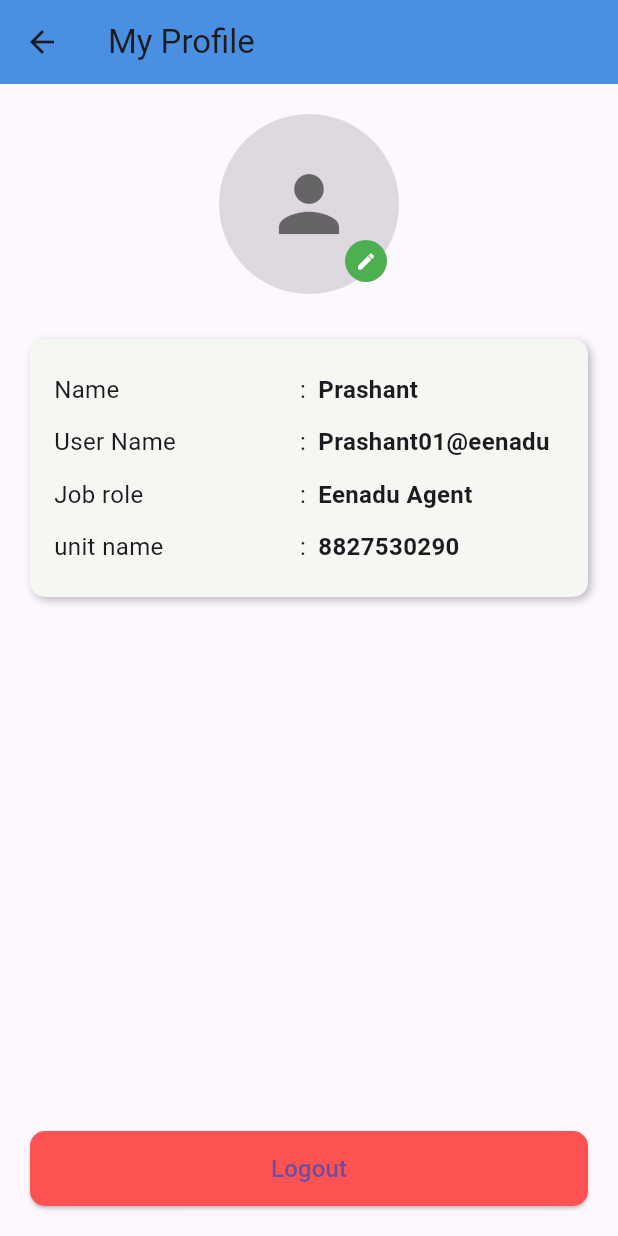
After one commit to ShriKrishna21/salesrep, a Flutter app: the AgentLogout screen opened directly, after a tap on "Logout", on a phone screen of 412 x 824 dp. The commit adds this screen. Run offline on Flutter 3.47's test engine with Material 3 defaults, Android fonts, the light colour scheme and no system bars; our stand-ins replace shared_preferences; accounts and stored records are empty; network calls fail.

Commit message:
sales repppppppppppppppppppppppppp

```diff
--- /dev/null
+++ b/lib/agent_logout.dart
@@ -0,0 +1,168 @@
+import 'dart:convert';
+import 'package:salesrep/loginscreen.dart';
+
+import 'agent_logout_model.dart';
+import 'package:flutter/material.dart';
+import 'package:shared_preferences/shared_preferences.dart';
+import 'package:http/http.dart' as http;
+
+class AgentLogout extends StatefulWidget {
+  const AgentLogout({super.key});
+
+  @override
+  State<AgentLogout> createState() => _AgentLogoutState();
+}
+
+class _AgentLogoutState extends State<AgentLogout> {
+  String unitname = "";
+  String jobrole = '';
+  String userid = "";
+  agentlogout? logoutt;
+  Future<void> agentLogout() async {
+    final SharedPreferences prefs = await SharedPreferences.getInstance();
+    final String? apiKey = await prefs.getString('apikey');
+    print(" nnnnnnnnnnnnnnnnnnnnnnnn${apiKey}");
+    try {
+      const url = 'http://10.100.13.138:8099/token_validation';
+      final respond = await http.post(
+        Uri.parse(url),
+        headers: {
+          'Content-Type': 'application/json', // Required for JSON-RPC requests
+        },
+        body: jsonEncode({
+          "params": {
+            "token": apiKey.toString(),
+          }
+        }),
+      );
+      if (respond.statusCode == 200) {
+        final jsonResponse = jsonDecode(respond.body) as Map<String, dynamic>;
+        setState(() {
+          logoutt = agentlogout.fromJson(jsonResponse);
+        });
+
+        print(" hashhhhhhhhhhhhhhhhhhhhhhhhhhhhhh${respond.statusCode}");
+      }
+      if(logoutt!.result!.code == "200"){
+        Navigator.pushReplacement(context, MaterialPageRoute(builder: (context) => Loginscreen(),));
+
+        print("sucessssssssssssssssssssssssssssssssssssssssssssssssssssssssssssssss");
+      }
+      else {
+          ScaffoldMessenger.of(context).showSnackBar(
+            const SnackBar(content: Text("Log out failed")),
+          );
+        }
+    } catch (error) {
+      print("something went wrong : $error");
+    }
+  }
+
+  @override
+  Widget build(BuildContext context) {
+    return Scaffold(
+      backgroundColor: Color(0xFFFDF7FF),
+      appBar: AppBar(
+        backgroundColor: Color(0xFF4A90E2),
+        title: Text('My Profile'),
+        leading: IconButton(
+          icon: Icon(Icons.arrow_back),
+          onPressed: () {},
+        ),
+      ),
+      body: Column(
+        children: [
+          SizedBox(height: 20),
+          Stack(
+            alignment: Alignment.bottomRight,
+            children: [
+              CircleAvatar(
+                radius: 60,
+                backgroundColor: Colors.black12,
+                child: Icon(Icons.person, size: 60, color: Colors.black54),
+              ),
+              Positioned(
+                bottom: 8,
+                right: 8,
+                child: CircleAvatar(
+                  backgroundColor: Colors.green,
+                  radius: 14,
+                  child: Icon(Icons.edit, color: Colors.white, size: 14),
+                ),
+              ),
+            ],
+          ),
+          SizedBox(height: 30),
+          Container(
+            margin: EdgeInsets.symmetric(horizontal: 20),
+            padding: EdgeInsets.all(16),
+            decoration: BoxDecoration(
+              color: Color(0xFFF4F7F2),
+              borderRadius: BorderRadius.circular(10),
+              boxShadow: [
+                BoxShadow(
+                  color: Colors.black26,
+                  offset: Offset(2, 2),
+                  blurRadius: 4,
+                ),
+              ],
+            ),
+            child: Column(
+              crossAxisAlignment: CrossAxisAlignment.start,
+              children: [
+                profileItem("Name", "Prashant"),
+                profileItem("User Name", "Prashant01@eenadu"),
+                profileItem("Job role", "Eenadu Agent"),
+                profileItem("unit name", "8827530290"),
+              ],
+            ),
+          ),
+          Spacer(),
+          Padding(
+            padding: const EdgeInsets.all(20.0),
+            child: SizedBox(
+              width: double.infinity,
+              height: 50,
+              child: ElevatedButton(
+                onPressed: () {
+                  agentLogout();
+
+                },
+                style: ElevatedButton.styleFrom(
+                  backgroundColor: Colors.redAccent,
+                  shape: RoundedRectangleBorder(
+                    borderRadius: BorderRadius.circular(10),
+                  ),
+                ),
+                child: Text(
+                  'Logout',
+                  style: TextStyle(fontSize: 16),
+                ),
+              ),
+            ),
+          )
+        ],
+      ),
+    );
+  }
+
+  Widget profileItem(String title, String value) {
+    return Padding(
+      padding: const EdgeInsets.symmetric(vertical: 6.0),
+      child: Row(
+        children: [
+          Expanded(child: Text("$title", style: TextStyle(fontSize: 16))),
+          Text(":", style: TextStyle(fontSize: 16)),
+          SizedBox(width: 8),
+          Expanded(
+            child: Text(
+              value,
+              style: TextStyle(fontSize: 16, fontWeight: FontWeight.bold),
+              overflow: TextOverflow.ellipsis,
+            ),
+          ),
+        ],
+      ),
+    );
+  }
+}
--- /dev/null
+++ b/lib/agent_logout_model.dart
@@ -0,0 +1,75 @@
+class agentlogout {
+  String? jsonrpc;
+  Null? id;
+  Result? result;
+
+  agentlogout({this.jsonrpc, this.id, this.result});
+
+  agentlogout.fromJson(Map<String, dynamic> json) {
+    jsonrpc = json['jsonrpc'];
+    id = json['id'];
+    result =
+        json['result'] != null ? new Result.fromJson(json['result']) : null;
+  }
+
+  Map<String, dynamic> toJson() {
+    final Map<String, dynamic> data = new Map<String, dynamic>();
+    data['jsonrpc'] = this.jsonrpc;
+    data['id'] = this.id;
+    if (this.result != null) {
+      data['result'] = this.result!.toJson();
+    }
+    return data;
+  }
+}
+
+class Result {
+  bool? success;
+  String? message;
+  UserLogin? userLogin;
+  String? code;
+
+  Result({this.success, this.message, this.userLogin, this.code});
+
+  Result.fromJson(Map<String, dynamic> json) {
+    success = json['success'];
+    message = json['message'];
+    userLogin = json['user_login'] != null
+        ? new UserLogin.fromJson(json['user_login'])
+        : null;
+    code = json['code'];
+  }
+
+  Map<String, dynamic> toJson() {
+    final Map<String, dynamic> data = new Map<String, dynamic>();
+    data['success'] = this.success;
+    data['message'] = this.message;
+    if (this.userLogin != null) {
+      data['user_login'] = this.userLogin!.toJson();
+    }
+    data['code'] = this.code;
+    return data;
+  }
+}
+
+class UserLogin {
+  String? success;
+  int? userId;
+  String? userLogin;
+
+  UserLogin({this.success, this.userId, this.userLogin});
+
+  UserLogin.fromJson(Map<String, dynamic> json) {
+    success = json['success'];
+    userId = json['user_Id'];
+    userLogin = json['user_login'];
+  }
+
+  Map<String, dynamic> toJson() {
+    final Map<String, dynamic> data = new Map<String, dynamic>();
+    data['success'] = this.success;
+    data['user_Id'] = this.userId;
+    data['user_login'] = this.userLogin;
+    return data;
+  }
+}
--- a/lib/coustmerform.dart
+++ b/lib/coustmerform.dart
@@ -86,7 +86,7 @@ class _CoustmerState extends State<Coustmer> {
   Future<void> uploaddata() async {
     final SharedPreferences prefs = await SharedPreferences.getInstance();
     final String? action = await prefs.getString('apikey');
-    final String? agencyname = await prefs.getString('unit');
+
     print("Rrddddddddddddddddddddd$action");
 
     try {
@@ -99,7 +99,7 @@ class _CoustmerState extends State<Coustmer> {
         body: jsonEncode({
           'params': {
             "token": action.toString(),
-            "agent_name": agencyname.toString(),
+            "agent_name": agents,
             // "agent_login": "johndoe",
             // "unit_name": "Sales Unit 1",
             "date": datecontroller.text,
--- a/lib/loginscreen.dart
+++ b/lib/loginscreen.dart
@@ -2,6 +2,7 @@ import 'dart:convert';
 
 import 'package:flutter/material.dart';
 import 'package:http/http.dart' as http;
+import 'package:salesrep/agent_dash_board_screen.dart';
 import 'package:salesrep/homescreen.dart';
 import 'package:salesrep/unit_manager_dashboard.dart';
 import 'package:salesrep/utils/colors.dart';
@@ -66,7 +67,10 @@ class _LoginscreenState extends State<Loginscreen> {
           print("2");
           await prefs.setString(
               'apikey', _loginData!.result!.apiKey.toString());
+
           await prefs.setString('unit', _loginData!.result!.unit.toString());
+          await prefs.setString('role',_loginData!.result!.role.toString());
+          await prefs.setString('id',_loginData!.result!.role.toString());
           print(
               "oooooooooooooooooooooooo ${_loginData!.result!.unit.toString()}");
           print(
@@ -78,7 +82,7 @@ class _LoginscreenState extends State<Loginscreen> {
           print("4444444444444444444444444444444$_loginData");
           Navigator.pushReplacement(
             context,
-            MaterialPageRoute(builder: (context) => const Homescreen()),
+            MaterialPageRoute(builder: (context) => const AgentDashBoardScreen()),
           );
         } else {
           ScaffoldMessenger.of(context).showSnackBar(
--- a/lib/main.dart
+++ b/lib/main.dart
@@ -1,4 +1,5 @@
 import 'package:flutter/material.dart';
+import 'package:salesrep/agent_dash_board_screen.dart';
 import 'package:salesrep/homescreen.dart';
 import 'package:salesrep/loginscreen.dart';
 import 'package:shared_preferences/shared_preferences.dart';
@@ -19,7 +20,7 @@ class MyApp extends StatelessWidget {
   Widget build(BuildContext context) {
     return MaterialApp(
       debugShowCheckedModeBanner: false,
-      home: isLoggedIn ?  Homescreen() :  Loginscreen(),
+      home: isLoggedIn ?  AgentDashBoardScreen() :  Loginscreen(),
     );
   }
 }
```
Also changed, not shown: lib/agent_dash_board_screen.dart (+13 -16 lines), lib/unit_manager_dashboard.dart (+17 -4 lines), lib/utils/login.dart (deleted, +0 -69 lines).
